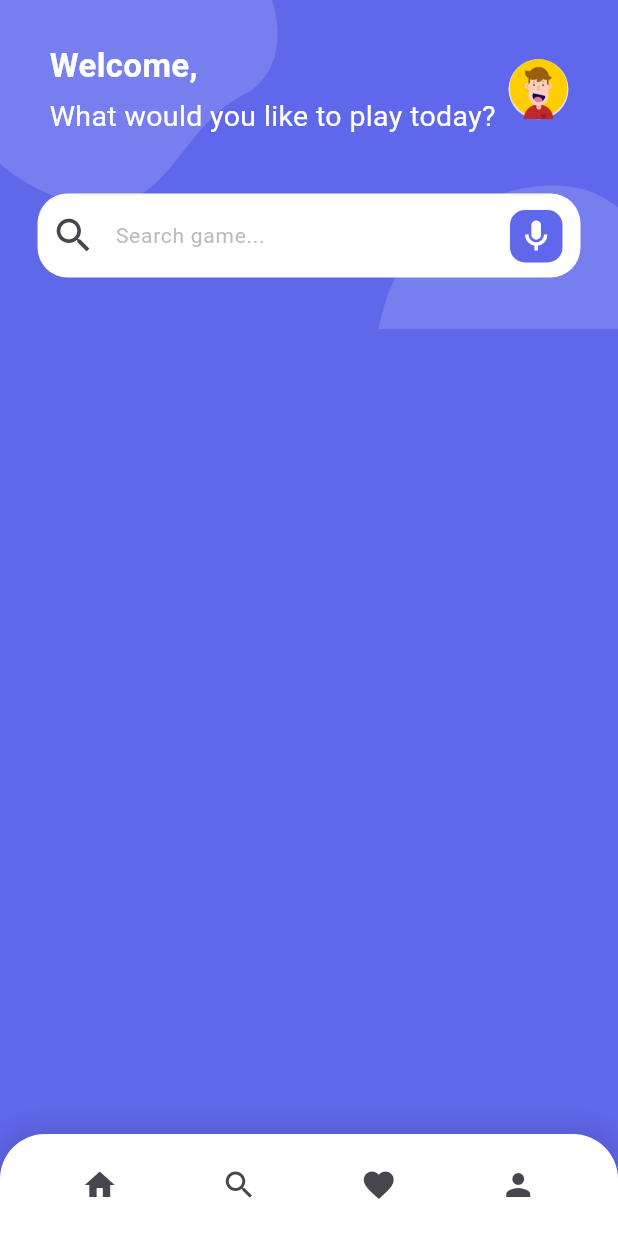
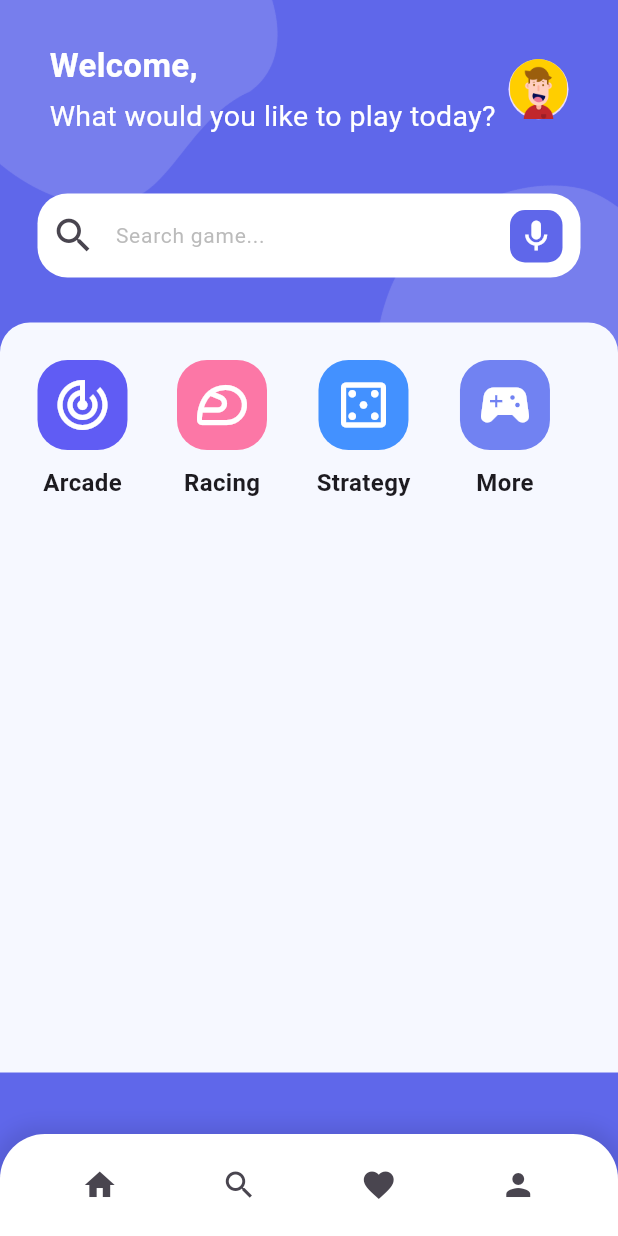
Before and after one commit to samiigll/Flutter-gamestore, a Flutter app: the screen it shows after launch, on a phone screen of 412 x 824 dp. Run offline on Flutter 3.47's test engine with Material 3 defaults, Android fonts, the light colour scheme and no system bars.

```diff
--- a/lib/pages/home/home.dart
+++ b/lib/pages/home/home.dart
@@ -1,4 +1,5 @@
 import 'package:flutter/material.dart';
+import 'package:gamestore/pages/home/widgets/category.dart';
 import 'package:gamestore/pages/home/widgets/header.dart';
 import 'package:gamestore/pages/home/widgets/search.dart';
 
@@ -32,10 +33,11 @@
                 ),
               ),
             ),
-            const Column(
+            Column(
               children: [
-                HeaderSection(),
-                SearchSection(),
+                const HeaderSection(),
+                const SearchSection(),
+                CategorySection(),
               ],
             ),
           ],
--- /dev/null
+++ b/lib/pages/home/widgets/category.dart
@@ -0,0 +1,80 @@
+import 'package:flutter/material.dart';
+
+class CategorySection extends StatelessWidget {
+  CategorySection({super.key});
+
+  final categories = [
+    {
+      'icon': Icons.track_changes_outlined,
+      'color': const Color(0xFF605CF4),
+      'title': 'Arcade'
+    },
+    {
+      'icon': Icons.sports_motorsports_outlined,
+      'color': const Color(0xFFFC77A6),
+      'title': 'Racing'
+    },
+    {
+      'icon': Icons.casino_outlined,
+      'color': const Color(0xFF4391FF),
+      'title': 'Strategy'
+    },
+    {
+      'icon': Icons.sports_esports,
+      'color': const Color(0xFF7182f2),
+      'title': 'More'
+    },
+  ];
+
+  @override
+  Widget build(BuildContext context) {
+    return Container(
+      height: 500,
+      decoration: const BoxDecoration(
+        color: Color(0xFFF6F8FF),
+        borderRadius: BorderRadius.only(
+          topLeft: Radius.circular(20),
+          topRight: Radius.circular(20),
+        ),
+      ),
+      child: Column(
+        children: [
+          SizedBox(
+            height: 140,
+            child: ListView.separated(
+              padding: const EdgeInsets.symmetric(horizontal: 25),
+              scrollDirection: Axis.horizontal,
+              itemBuilder: (context, index) => Column(
+                children: [
+                  const SizedBox(height: 25),
+                  Container(
+                    padding: const EdgeInsets.all(10),
+                    decoration: BoxDecoration(
+                      borderRadius: BorderRadius.circular(20),
+                      color: categories[index]['color'] as Color,
+                    ),
+                    child: Icon(
+                      categories[index]['icon'] as IconData,
+                      color: Colors.white,
+                      size: 40,
+                    ),
+                  ),
+                  const SizedBox(height: 10),
+                  Text(
+                    categories[index]['title'] as String,
+                    style: const TextStyle(
+                      fontSize: 16,
+                      fontWeight: FontWeight.bold,
+                    ),
+                  ),
+                ],
+              ),
+              separatorBuilder: (context, index) => const SizedBox(width: 33),
+              itemCount: categories.length,
+            ),
+          ),
+        ],
+      ),
+    );
+  }
+}
```
